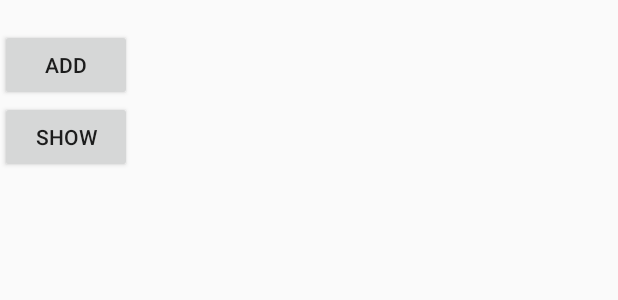
After one commit to wangrling/approjects, an Android app: the layout fragment_permissions_contacts.xml on its own in the app's theme, with its tools: preview values and no code run, on a phone screen of 412 x 824 dp. The commit adds this screen. Shown: the top 300 px of the screen. Run offline under Robolectric (Android 15) with nearby library versions, the phone set to English and light mode, and no system bars.

Commit message:
Contacts

```diff
--- a/app/src/main/AndroidManifest.xml
+++ b/app/src/main/AndroidManifest.xml
@@ -20,6 +20,9 @@
     <uses-permission android:name="android.permission.RECEIVE_BOOT_COMPLETED" />
     <uses-permission android:name="android.permission.VIBRATE" />
     <uses-permission android:name="android.permission.DISABLE_KEYGUARD" />
+
+    <uses-permission android:name="android.permission.WRITE_CONTACTS"/>
+    <uses-permission android:name="android.permission.READ_CONTACTS" />
 
 
     <application
--- /dev/null
+++ b/app/src/main/res/layout/fragment_permissions_contacts.xml
@@ -0,0 +1,25 @@
+<?xml version="1.0" encoding="utf-8"?>
+
+<LinearLayout xmlns:android="http://schemas.android.com/apk/res/android"
+    android:layout_width="match_parent"
+    android:layout_height="match_parent"
+    android:orientation="vertical">
+
+    <TextView
+        android:id="@+id/contact_message"
+        android:layout_width="wrap_content"
+        android:layout_height="wrap_content" />
+
+    <Button
+        android:id="@+id/contact_add"
+        android:layout_width="wrap_content"
+        android:layout_height="wrap_content"
+        android:text="add" />
+
+    <Button
+        android:id="@+id/contact_load"
+        android:layout_width="wrap_content"
+        android:layout_height="wrap_content"
+        android:text="show" />
+
+</LinearLayout>
--- a/app/src/main/res/values/strings.xml
+++ b/app/src/main/res/values/strings.xml
@@ -90,5 +90,7 @@
     <string name="close">CLOSE</string>
     <string name="switch_slot">Switch Slot</string>
     <string name="finish_update_info">To finish the update press the button below</string>
+    <string name="contacts_string"><![CDATA[Total number of contacts: %1$,d, First contact:%2$s]]></string>
+    <string name="contacts_empty">Contacts not loaded.</string>
 
 </resources>
```
Also changed, not shown: app/src/main/java/com/android/approjects/permissions/ContactsFragment.java (added, +153 -0 lines), app/src/main/java/com/android/approjects/permissions/PermissionsActivity.java (+70 -0 lines), 1 other file.
